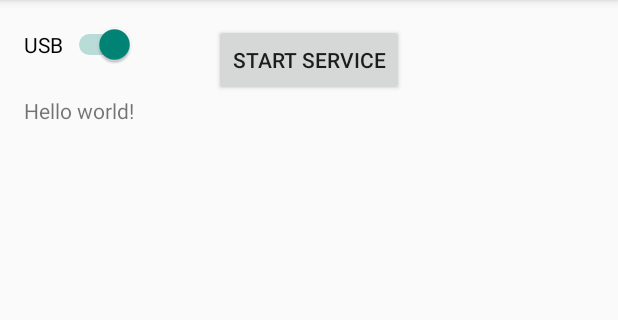
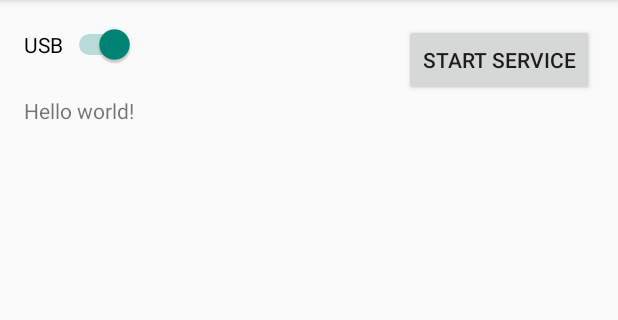
Before and after one commit to esmanchik/androbot, an Android app: the screen it shows after launch (MainActivity), on a phone screen of 412 x 824 dp, the part 84-404 px from its top. Run offline under Robolectric (Android 15) with nearby library versions, the phone set to English and light mode, and no system bars.

Commit message:
Shift Start Service button

```diff
--- a/HttpUart/app/src/main/res/layout/activity_main.xml
+++ b/HttpUart/app/src/main/res/layout/activity_main.xml
@@ -20,7 +20,8 @@
         android:onClick="onStartServiceClick"
         android:nestedScrollingEnabled="true"
         android:layout_alignParentTop="true"
-        android:layout_centerHorizontal="true" />
+        android:layout_alignParentRight="true"
+        android:layout_alignParentEnd="true" />
 
     <Switch
         android:layout_width="wrap_content"
```
Also changed, not shown: 6 other files.
